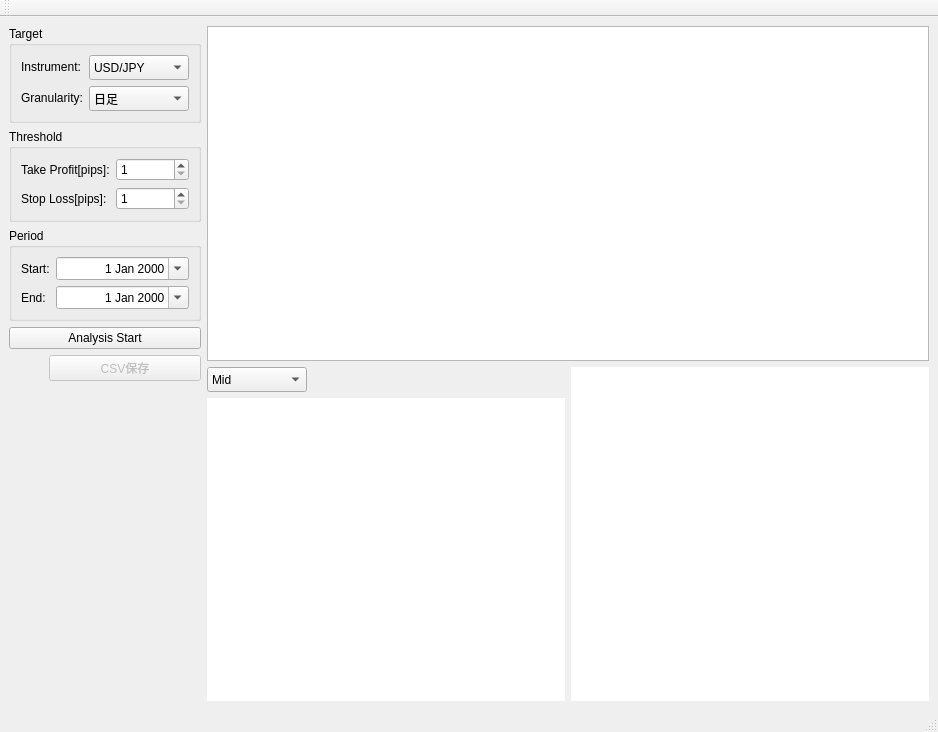
Old version of the form trade_monitor/trade_monitor/tech/sma_mth01.ui in the repository takkin-takilog/namake-trader.
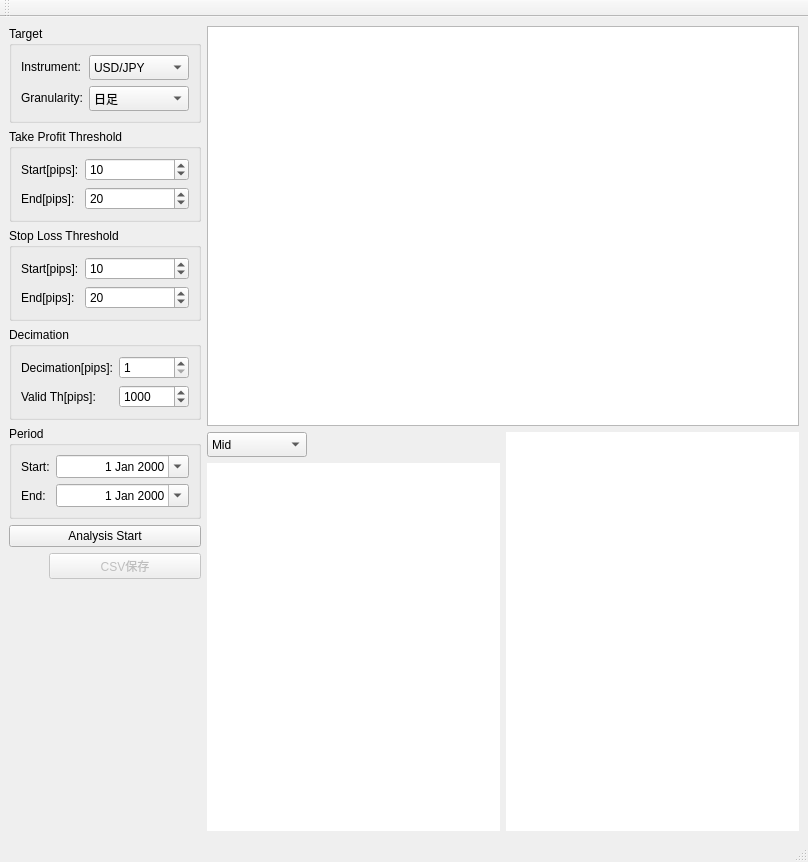
New version of the form.

```diff
--- a/trade_monitor/trade_monitor/tech/sma_mth01.ui
+++ b/trade_monitor/trade_monitor/tech/sma_mth01.ui
@@ -6,15 +6,15 @@
    <rect>
     <x>0</x>
     <y>0</y>
-    <width>938</width>
-    <height>732</height>
+    <width>808</width>
+    <height>862</height>
    </rect>
   </property>
   <property name="windowTitle">
    <string>qmainwindow</string>
   </property>
   <widget class="QWidget" name="centralwidget">
-   <layout class="QGridLayout" name="gridLayout_2">
+   <layout class="QGridLayout" name="gridLayout_3">
     <item row="0" column="0" rowspan="2">
      <layout class="QVBoxLayout" name="verticalLayout">
       <item>
@@ -85,36 +85,20 @@
       <item>
        <widget class="QGroupBox" name="groupBox">
         <property name="title">
-         <string>Threshold</string>
+         <string>Take Profit Threshold</string>
         </property>
         <layout class="QFormLayout" name="formLayout">
          <item row="0" column="0">
           <widget class="QLabel" name="label_2">
            <property name="text">
-            <string>Take Profit[pips]:</string>
-           </property>
-          </widget>
-         </item>
-         <item row="0" column="1">
-          <widget class="QSpinBox" name="spinBox_TakeProfitTh">
-           <property name="sizePolicy">
-            <sizepolicy hsizetype="Preferred" vsizetype="Preferred">
-             <horstretch>0</horstretch>
-             <verstretch>0</verstretch>
-            </sizepolicy>
-           </property>
-           <property name="minimum">
-            <number>1</number>
-           </property>
-           <property name="maximum">
-            <number>999</number>
+            <string>Start[pips]:</string>
            </property>
           </widget>
          </item>
          <item row="1" column="0">
           <widget class="QLabel" name="label_7">
            <property name="text">
-            <string>Stop Loss[pips]:</string>
+            <string>End[pips]:</string>
            </property>
           </widget>
          </item>
@@ -131,6 +115,147 @@
            </property>
            <property name="maximum">
             <number>999</number>
+           </property>
+           <property name="value">
+            <number>20</number>
+           </property>
+          </widget>
+         </item>
+         <item row="0" column="1">
+          <widget class="QSpinBox" name="spinBox_takeProfitThStr">
+           <property name="sizePolicy">
+            <sizepolicy hsizetype="Preferred" vsizetype="Preferred">
+             <horstretch>0</horstretch>
+             <verstretch>0</verstretch>
+            </sizepolicy>
+           </property>
+           <property name="minimum">
+            <number>1</number>
+           </property>
+           <property name="maximum">
+            <number>999</number>
+           </property>
+           <property name="value">
+            <number>10</number>
+           </property>
+          </widget>
+         </item>
+        </layout>
+       </widget>
+      </item>
+      <item>
+       <widget class="QGroupBox" name="groupBox_4">
+        <property name="title">
+         <string>Stop Loss Threshold</string>
+        </property>
+        <layout class="QFormLayout" name="formLayout_4">
+         <item row="0" column="0">
+          <widget class="QLabel" name="label_8">
+           <property name="text">
+            <string>Start[pips]:</string>
+           </property>
+          </widget>
+         </item>
+         <item row="1" column="0">
+          <widget class="QLabel" name="label_9">
+           <property name="text">
+            <string>End[pips]:</string>
+           </property>
+          </widget>
+         </item>
+         <item row="1" column="1">
+          <widget class="QSpinBox" name="spinBox_stopLossThEnd">
+           <property name="sizePolicy">
+            <sizepolicy hsizetype="Preferred" vsizetype="Preferred">
+             <horstretch>0</horstretch>
+             <verstretch>0</verstretch>
+            </sizepolicy>
+           </property>
+           <property name="minimum">
+            <number>1</number>
+           </property>
+           <property name="maximum">
+            <number>999</number>
+           </property>
+           <property name="value">
+            <number>20</number>
+           </property>
+          </widget>
+         </item>
+         <item row="0" column="1">
+          <widget class="QSpinBox" name="spinBox_stopLossThStr">
+           <property name="sizePolicy">
+            <sizepolicy hsizetype="Preferred" vsizetype="Preferred">
+             <horstretch>0</horstretch>
+             <verstretch>0</verstretch>
+            </sizepolicy>
+           </property>
+           <property name="minimum">
+            <number>1</number>
+           </property>
+           <property name="maximum">
+            <number>999</number>
+           </property>
+           <property name="value">
+            <number>10</number>
+           </property>
+          </widget>
+         </item>
+        </layout>
+       </widget>
+      </item>
+      <item>
+       <widget class="QGroupBox" name="groupBox_5">
+        <property name="title">
+         <string>Decimation</string>
+        </property>
+        <layout class="QGridLayout" name="gridLayout_2">
+         <item row="0" column="0">
+          <widget class="QLabel" name="label_10">
+           <property name="text">
+            <string>Decimation[pips]:</string>
+           </property>
+          </widget>
+         </item>
+         <item row="0" column="1">
+          <widget class="QSpinBox" name="spinBox_decimation">
+           <property name="sizePolicy">
+            <sizepolicy hsizetype="Preferred" vsizetype="Preferred">
+             <horstretch>0</horstretch>
+             <verstretch>0</verstretch>
+            </sizepolicy>
+           </property>
+           <property name="minimum">
+            <number>1</number>
+           </property>
+           <property name="maximum">
+            <number>999</number>
+           </property>
+          </widget>
+         </item>
+         <item row="1" column="1">
+          <widget class="QSpinBox" name="spinBox_valid_th">
+           <property name="sizePolicy">
+            <sizepolicy hsizetype="Preferred" vsizetype="Preferred">
+             <horstretch>0</horstretch>
+             <verstretch>0</verstretch>
+            </sizepolicy>
+           </property>
+           <property name="minimum">
+            <number>1</number>
+           </property>
+           <property name="maximum">
+            <number>9999</number>
+           </property>
+           <property name="value">
+            <number>1000</number>
+           </property>
+          </widget>
+         </item>
+         <item row="1" column="0">
+          <widget class="QLabel" name="label_11">
+           <property name="text">
+            <string>Valid Th[pips]:</string>
            </property>
           </widget>
          </item>
@@ -253,9 +378,6 @@
       </item>
      </layout>
     </item>
-    <item row="0" column="1" colspan="2">
-     <widget class="QTreeView" name="treeView"/>
-    </item>
     <item row="1" column="1">
      <layout class="QGridLayout" name="gridLayout">
       <item row="0" column="0">
@@ -329,6 +451,9 @@
       </property>
      </widget>
     </item>
+    <item row="0" column="1" colspan="2">
+     <widget class="QTreeView" name="treeView"/>
+    </item>
    </layout>
   </widget>
   <widget class="QMenuBar" name="menubar">
```
Left out of the diff: 46 changed lines with no effect on the pictures.
